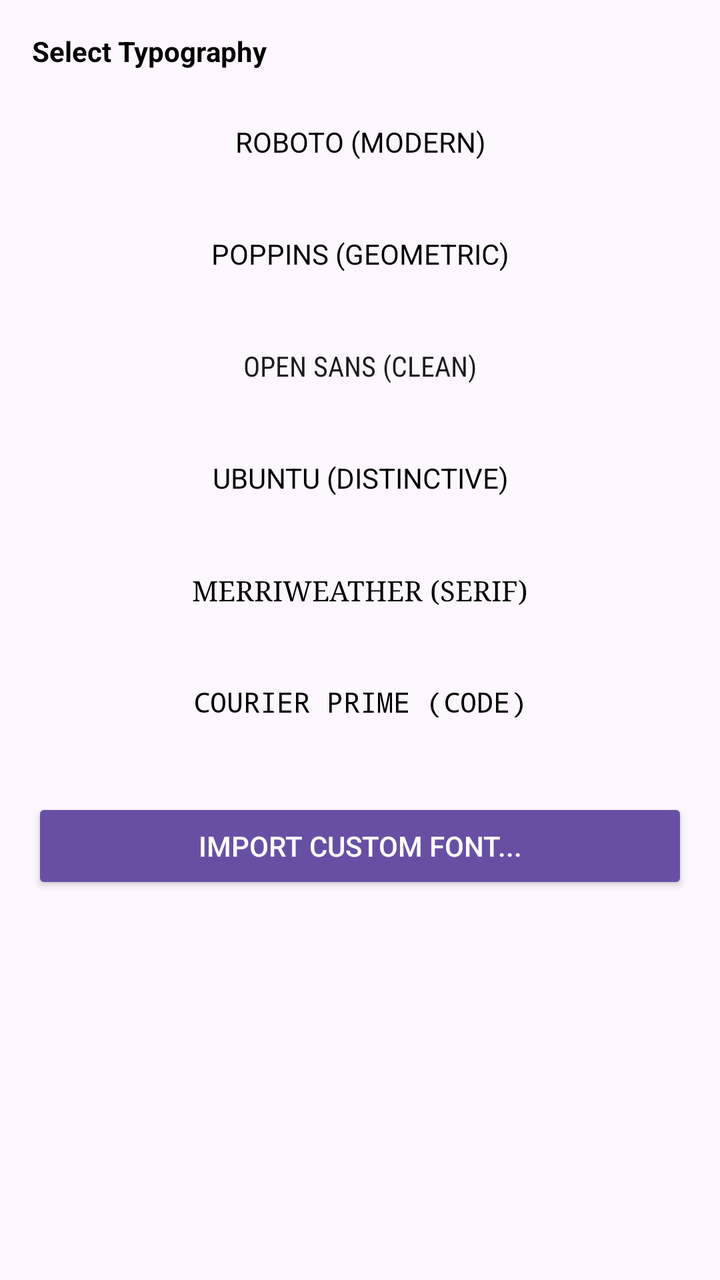
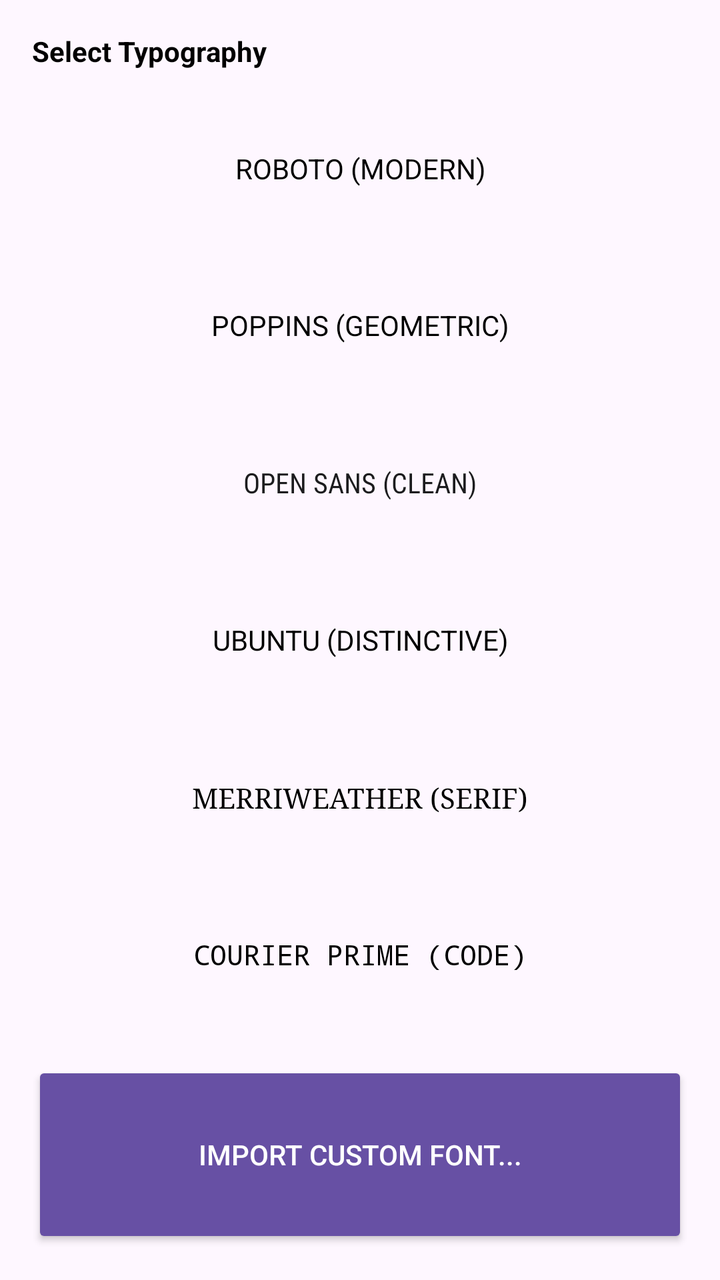

Compare the two renders of this Android layout. The source of the first and the diff that turns it into the second are given below.
<!-- AndroidManifest.xml: application theme Theme.MyApplication -->
<!-- res/layout/panel_page_fonts.xml -->
<?xml version="1.0" encoding="utf-8"?>
<ScrollView xmlns:android="http://schemas.android.com/apk/res/android" android:layout_width="match_parent" android:layout_height="match_parent" android:background="@android:color/transparent" android:fillViewport="true">

    <LinearLayout android:layout_width="match_parent" android:layout_height="wrap_content" android:orientation="vertical" android:padding="16dp">

        <TextView android:layout_width="match_parent" android:layout_height="wrap_content" android:text="Select Typography" android:textStyle="bold" android:textSize="14sp" android:textColor="#000000" android:layout_marginBottom="12dp"/>

        <Button android:id="@+id/btn_font_roboto" android:layout_width="match_parent" android:layout_height="wrap_content" android:text="Roboto (Modern)" android:textColor="#000000" android:fontFamily="sans-serif" android:layout_marginBottom="8dp" style="@style/Widget.AppCompat.Button.Borderless.Colored"/>

        <Button android:id="@+id/btn_font_poppins" android:layout_width="match_parent" android:layout_height="wrap_content" android:text="Poppins (Geometric)" android:textColor="#000000" android:fontFamily="sans-serif" android:layout_marginBottom="8dp" style="@style/Widget.AppCompat.Button.Borderless.Colored"/>

        <Button android:id="@+id/btn_font_opensans" android:layout_width="match_parent" android:layout_height="wrap_content" android:text="Open Sans (Clean)" android:textColor="@color/text_primary" android:fontFamily="sans-serif-condensed" android:layout_marginBottom="8dp" style="@style/Widget.AppCompat.Button.Borderless.Colored"/>

        <Button android:id="@+id/btn_font_ubuntu" android:layout_width="match_parent" android:layout_height="wrap_content" android:text="Ubuntu (Distinctive)" android:textColor="#000000" android:fontFamily="sans-serif" android:layout_marginBottom="8dp" style="@style/Widget.AppCompat.Button.Borderless.Colored"/>

        <Button android:id="@+id/btn_font_merriweather" android:layout_width="match_parent" android:layout_height="wrap_content" android:text="Merriweather (Serif)" android:textColor="#000000" android:fontFamily="serif" android:layout_marginBottom="8dp" style="@style/Widget.AppCompat.Button.Borderless.Colored"/>

        <Button android:id="@+id/btn_font_monospace" android:layout_width="match_parent" android:layout_height="wrap_content" android:text="Courier Prime (Code)" android:textColor="#000000" android:fontFamily="monospace" android:layout_marginBottom="8dp" style="@style/Widget.AppCompat.Button.Borderless.Colored"/>

        <Button android:id="@+id/btn_font_custom" android:layout_width="match_parent" android:layout_height="wrap_content" android:text="Import Custom Font..." android:textColor="#FFFFFF" android:layout_marginTop="16dp" style="@style/Widget.AppCompat.Button.Colored"/>

    </LinearLayout>
</ScrollView>
<!-- resources referenced by this layout -->
<resources>
  <color name="text_primary">#1C1C1E</color>
  <style name="Theme.MyApplication" parent="Base.Theme.MyApplication" />
  <style name="Base.Theme.MyApplication" parent="Theme.Material3.DayNight.NoActionBar">
          
          
          <item name="materialButtonStyle">@style/WobblyMaterialButton</item>
          <item name="android:buttonStyle">@style/WobblyStandardButton</item>
          <item name="imageButtonStyle">@style/WobblyImageButton</item>
          <item name="android:imageButtonStyle">@style/WobblyImageButton</item>
          <item name="materialCardViewStyle">@style/WobblyCardView</item>
      </style>
  <style name="WobblyMaterialButton" parent="Widget.Material3.Button">
          <item name="android:stateListAnimator">@animator/wobbly_slime</item>
      </style>
  <style name="WobblyStandardButton" parent="Widget.AppCompat.Button">
          <item name="android:stateListAnimator">@animator/wobbly_slime</item>
      </style>
  <style name="WobblyImageButton" parent="Widget.AppCompat.ImageButton">
          <item name="android:stateListAnimator">@animator/wobbly_slime</item>
      </style>
  <style name="WobblyCardView" parent="Widget.Material3.CardView.Elevated">
          <item name="android:stateListAnimator">@animator/wobbly_slime</item>
      </style>
</resources>

<!-- the commit's change to res/layout/panel_page_fonts.xml (unified diff, before → after) -->
@@ -5,19 +5,19 @@
 
         <TextView android:layout_width="match_parent" android:layout_height="wrap_content" android:text="Select Typography" android:textStyle="bold" android:textSize="14sp" android:textColor="#000000" android:layout_marginBottom="12dp"/>
 
-        <Button android:id="@+id/btn_font_roboto" android:layout_width="match_parent" android:layout_height="wrap_content" android:text="Roboto (Modern)" android:textColor="#000000" android:fontFamily="sans-serif" android:layout_marginBottom="8dp" style="@style/Widget.AppCompat.Button.Borderless.Colored"/>
+        <Button android:id="@+id/btn_font_roboto" android:layout_width="match_parent" android:layout_height="0dp" android:layout_weight="0.12" android:minHeight="48dp" android:text="Roboto (Modern)" android:textColor="#000000" android:fontFamily="sans-serif" android:layout_marginBottom="4dp" style="@style/Widget.AppCompat.Button.Borderless.Colored"/>
 
-        <Button android:id="@+id/btn_font_poppins" android:layout_width="match_parent" android:layout_height="wrap_content" android:text="Poppins (Geometric)" android:textColor="#000000" android:fontFamily="sans-serif" android:layout_marginBottom="8dp" style="@style/Widget.AppCompat.Button.Borderless.Colored"/>
+        <Button android:id="@+id/btn_font_poppins" android:layout_width="match_parent" android:layout_height="0dp" android:layout_weight="0.12" android:minHeight="48dp" android:text="Poppins (Geometric)" android:textColor="#000000" android:fontFamily="sans-serif" android:layout_marginBottom="4dp" style="@style/Widget.AppCompat.Button.Borderless.Colored"/>
 
-        <Button android:id="@+id/btn_font_opensans" android:layout_width="match_parent" android:layout_height="wrap_content" android:text="Open Sans (Clean)" android:textColor="@color/text_primary" android:fontFamily="sans-serif-condensed" android:layout_marginBottom="8dp" style="@style/Widget.AppCompat.Button.Borderless.Colored"/>
+        <Button android:id="@+id/btn_font_opensans" android:layout_width="match_parent" android:layout_height="0dp" android:layout_weight="0.12" android:minHeight="48dp" android:text="Open Sans (Clean)" android:textColor="@color/text_primary" android:fontFamily="sans-serif-condensed" android:layout_marginBottom="4dp" style="@style/Widget.AppCompat.Button.Borderless.Colored"/>
 
-        <Button android:id="@+id/btn_font_ubuntu" android:layout_width="match_parent" android:layout_height="wrap_content" android:text="Ubuntu (Distinctive)" android:textColor="#000000" android:fontFamily="sans-serif" android:layout_marginBottom="8dp" style="@style/Widget.AppCompat.Button.Borderless.Colored"/>
+        <Button android:id="@+id/btn_font_ubuntu" android:layout_width="match_parent" android:layout_height="0dp" android:layout_weight="0.12" android:minHeight="48dp" android:text="Ubuntu (Distinctive)" android:textColor="#000000" android:fontFamily="sans-serif" android:layout_marginBottom="4dp" style="@style/Widget.AppCompat.Button.Borderless.Colored"/>
 
-        <Button android:id="@+id/btn_font_merriweather" android:layout_width="match_parent" android:layout_height="wrap_content" android:text="Merriweather (Serif)" android:textColor="#000000" android:fontFamily="serif" android:layout_marginBottom="8dp" style="@style/Widget.AppCompat.Button.Borderless.Colored"/>
+        <Button android:id="@+id/btn_font_merriweather" android:layout_width="match_parent" android:layout_height="0dp" android:layout_weight="0.12" android:minHeight="48dp" android:text="Merriweather (Serif)" android:textColor="#000000" android:fontFamily="serif" android:layout_marginBottom="4dp" style="@style/Widget.AppCompat.Button.Borderless.Colored"/>
 
-        <Button android:id="@+id/btn_font_monospace" android:layout_width="match_parent" android:layout_height="wrap_content" android:text="Courier Prime (Code)" android:textColor="#000000" android:fontFamily="monospace" android:layout_marginBottom="8dp" style="@style/Widget.AppCompat.Button.Borderless.Colored"/>
+        <Button android:id="@+id/btn_font_monospace" android:layout_width="match_parent" android:layout_height="0dp" android:layout_weight="0.12" android:minHeight="48dp" android:text="Courier Prime (Code)" android:textColor="#000000" android:fontFamily="monospace" android:layout_marginBottom="4dp" style="@style/Widget.AppCompat.Button.Borderless.Colored"/>
 
-        <Button android:id="@+id/btn_font_custom" android:layout_width="match_parent" android:layout_height="wrap_content" android:text="Import Custom Font..." android:textColor="#FFFFFF" android:layout_marginTop="16dp" style="@style/Widget.AppCompat.Button.Colored"/>
+        <Button android:id="@+id/btn_font_custom" android:layout_width="match_parent" android:layout_height="0dp" android:layout_weight="0.15" android:minHeight="56dp" android:text="Import Custom Font..." android:textColor="#FFFFFF" android:layout_marginTop="12dp" style="@style/Widget.AppCompat.Button.Colored"/>
 
     </LinearLayout>
 </ScrollView>
